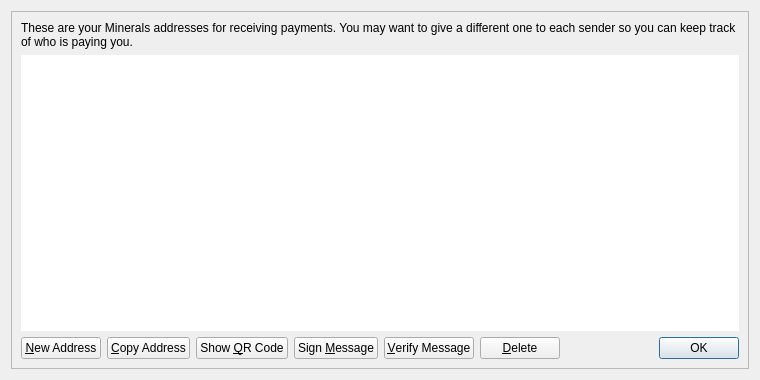
Before: the Qt Designer form src/qt/forms/addressbookpage.ui in CryptoHelp/cryptoclub, drawn with Qt 5.
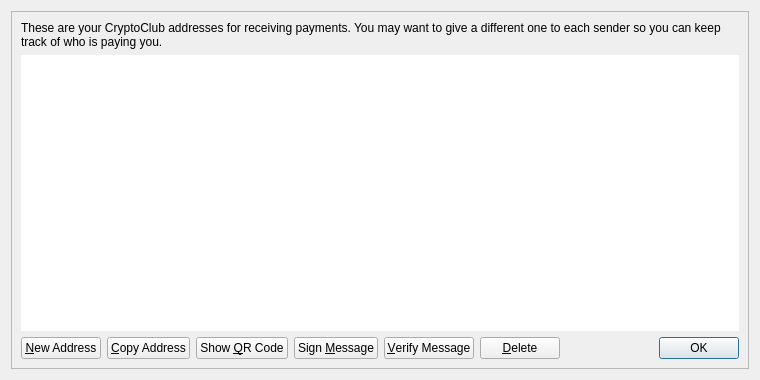
After: the same form once the commit is applied. Icons and pictures are not drawn.

What changed in the file:
```diff
--- a/src/qt/forms/addressbookpage.ui
+++ b/src/qt/forms/addressbookpage.ui
@@ -26,7 +26,7 @@
       <item>
        <widget class="QLabel" name="labelExplanation">
         <property name="text">
-         <string>These are your Minerals addresses for receiving payments. You may want to give a different one to each sender so you can keep track of who is paying you.</string>
+         <string>These are your CryptoClub addresses for receiving payments. You may want to give a different one to each sender so you can keep track of who is paying you.</string>
         </property>
         <property name="textFormat">
          <enum>Qt::PlainText</enum>
```
Left out of the diff: 4 changed lines with no effect on the pictures.
